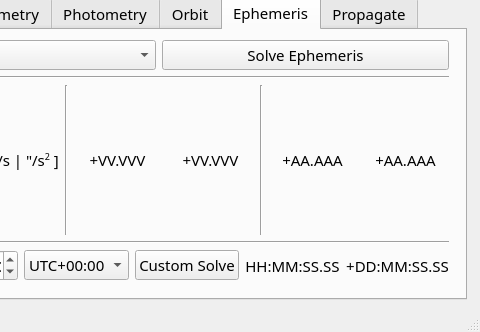
Before: the Qt Designer form src/opihiexarata/gui/qtui/manual.ui in psmd-iberutaru/OpihiExarata, drawn with Qt 5; both pictures show x 154 to 634 and y 541 to 873 of the 634 by 873 pixel window.
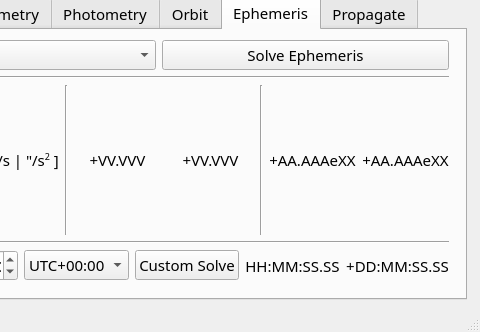
After: the same form once the commit is applied. The open tabs and pages were chosen to show the change.

What changed in the file:
```diff
--- a/src/opihiexarata/gui/qtui/manual.ui
+++ b/src/opihiexarata/gui/qtui/manual.ui
@@ -796,7 +796,7 @@
               <item row="0" column="6">
                <widget class="QLabel" name="label_dynamic_ephemeris_ra_acceleration">
                 <property name="text">
-                 <string>+AA.AAA</string>
+                 <string>+AA.AAAeXX</string>
                 </property>
                 <property name="alignment">
                  <set>Qt::AlignCenter</set>
@@ -806,7 +806,7 @@
               <item row="0" column="7">
                <widget class="QLabel" name="label_dynamic_ephemeris_dec_acceleration">
                 <property name="text">
-                 <string>+AA.AAA</string>
+                 <string>+AA.AAAeXX</string>
                 </property>
                 <property name="alignment">
                  <set>Qt::AlignCenter</set>
```
Left out of the diff: 6 changed lines with no effect on the pictures.
